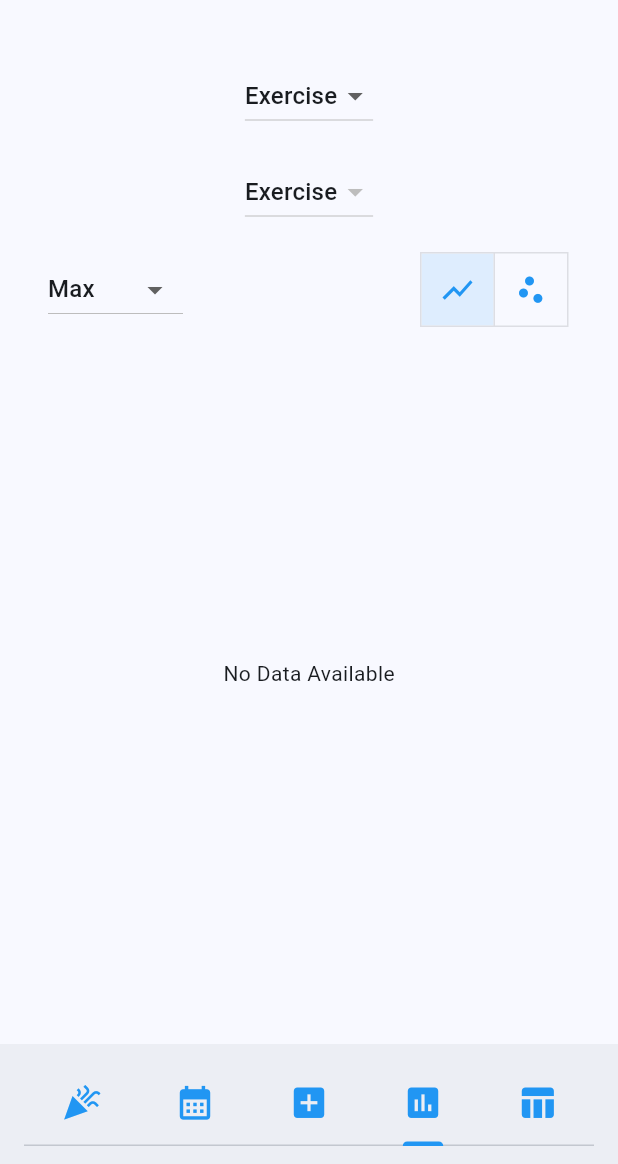
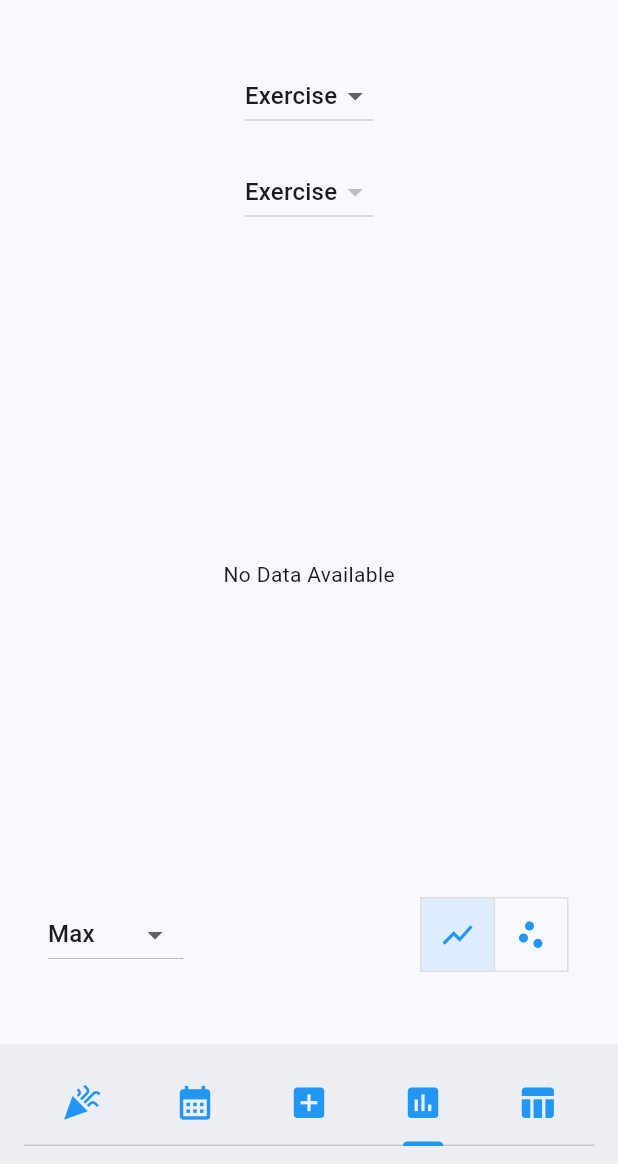
Before and after one commit to andreped/IronFlow, a Flutter app: the screen it shows after launch, swiped to page 4, on a phone screen of 412 x 824 dp, the part 72-1236 px from its top. Run offline on Flutter 3.47's test engine with Material 3 defaults, Android fonts, the phone set to English and light mode, and no system bars; our stand-ins replace fl_chart, package_info_plus, sqflite, table_calendar; accounts and stored records are empty.

Commit message:
Moved some widgets below chart

```diff
--- a/lib/tabs/visualization.dart
+++ b/lib/tabs/visualization.dart
@@ -28,7 +28,6 @@ class _VisualizationTabState extends State<VisualizationTab> {
   void initState() {
     super.initState();
     _fetchExerciseNames();
-    _fetchDataPoints(); // Fetch data points with default values
   }
 
   Future<void> _fetchExerciseNames() async {
@@ -57,7 +56,7 @@ class _VisualizationTabState extends State<VisualizationTab> {
     return widget.isKg ? weightInKg : weightInKg * 2.20462;
   }
 
-  Future<void> _fetchDataPoints([String? exerciseName]) async {
+  Future<void> _fetchDataPoints(String? exerciseName) async {
     print('Fetching data points for: $exerciseName');
     try {
       List<Map<String, dynamic>> records;
@@ -157,21 +156,6 @@ class _VisualizationTabState extends State<VisualizationTab> {
             if (_selectedTable == 'Exercise') _buildExerciseDropdown(theme),
             if (_selectedTable == 'Fitness') _buildDataTypeDropdown(theme),
             const SizedBox(height: 16.0),
-            Row(
-              mainAxisAlignment: MainAxisAlignment.spaceBetween,
-              children: [
-                SizedBox(
-                  width: 90,
-                  child: _buildAggregationDropdown(theme),
-                ),
-                const SizedBox(width: 16.0),
-                SizedBox(
-                  width: 100,
-                  child: _buildChartTypeToggle(theme),
-                ),
-              ],
-            ),
-            const SizedBox(height: 16.0),
             Expanded(
               child: _dataPoints.isEmpty
                   ? Center(
@@ -194,6 +178,21 @@ class _VisualizationTabState extends State<VisualizationTab> {
                       ),
                     ),
             ),
+            Row(
+              mainAxisAlignment: MainAxisAlignment.spaceBetween,
+              children: [
+                SizedBox(
+                  width: 90,
+                  child: _buildAggregationDropdown(theme),
+                ),
+                const SizedBox(width: 16.0),
+                SizedBox(
+                  width: 100,
+                  child: _buildChartTypeToggle(theme),
+                ),
+              ],
+            ),
+            const SizedBox(height: 16.0),
           ],
         ),
       ),
@@ -213,7 +212,6 @@ class _VisualizationTabState extends State<VisualizationTab> {
             _dataType = 'Weight'; // Reset data type to default
           });
           _fetchExerciseNames(); // Fetch the new exercise names if needed
-          _fetchDataPoints(); // Fetch data points with updated table
         }
       },
       items: ['Exercise', 'Fitness'].map((table) {
@@ -310,7 +308,6 @@ class _VisualizationTabState extends State<VisualizationTab> {
       onPressed: (int index) {
         setState(() {
           _chartType = index == 0 ? 'Line' : 'Scatter';
-          _fetchDataPoints(_selectedExercise); // Refetch data with new chart type
         });
       },
       children: [
```
